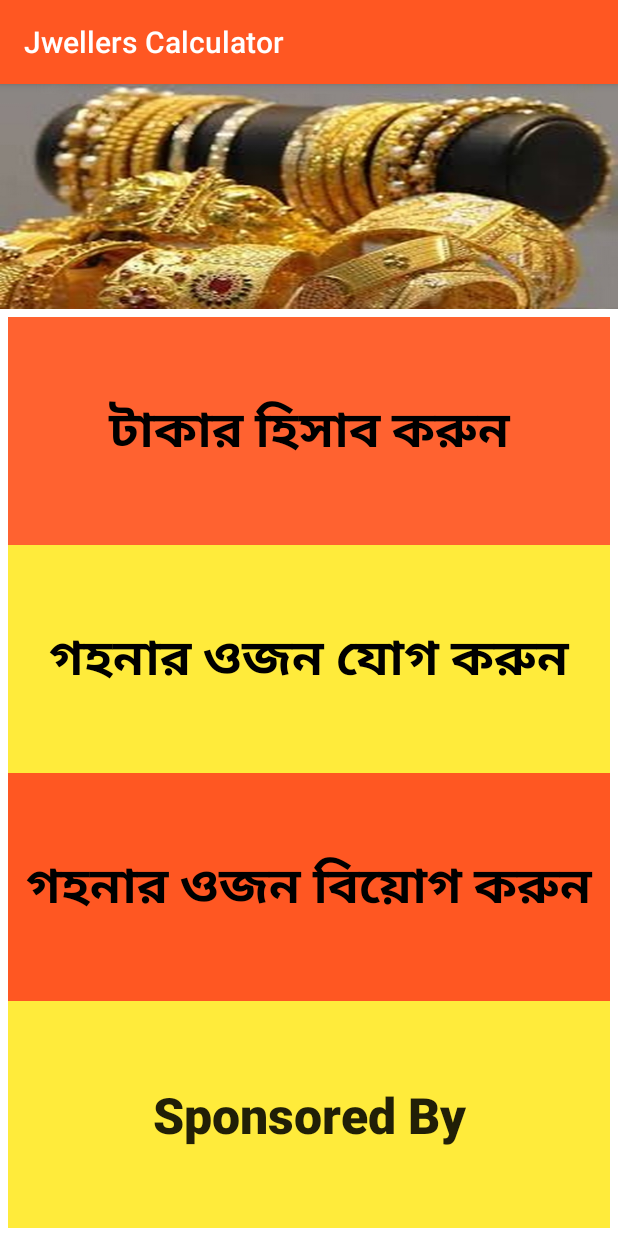
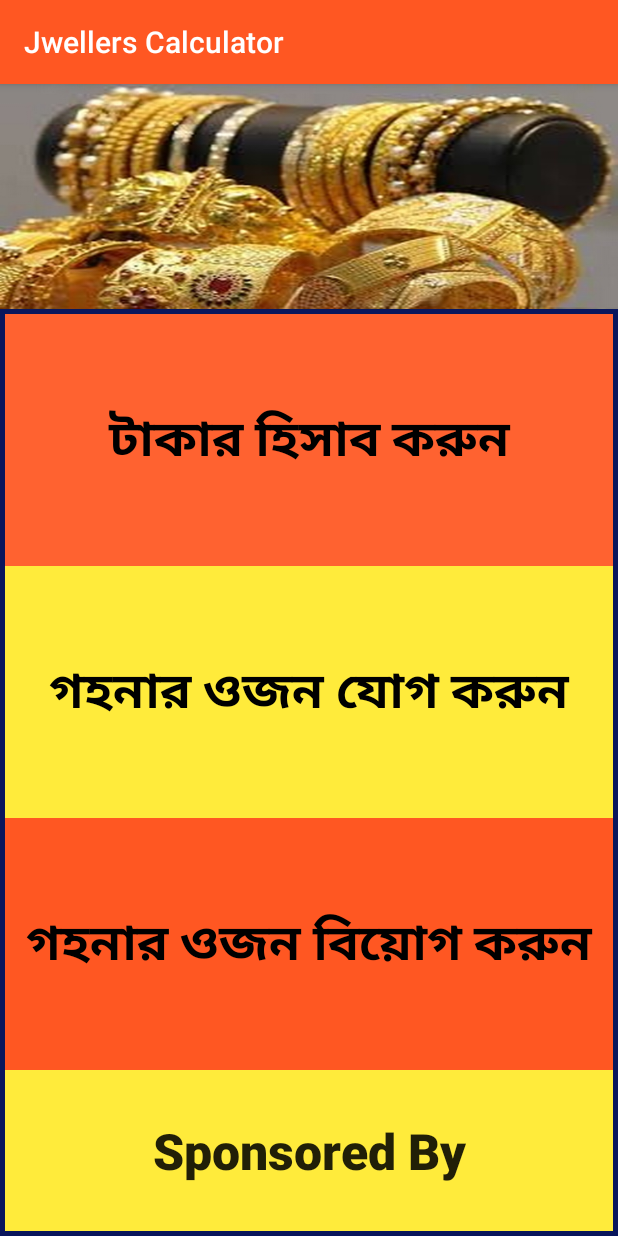
Before and after one commit to hridoykrisnadas/Jwelers_Calculator_Old, an Android app: the screen it shows after launch (MainActivity), on a phone screen of 412 x 824 dp. Run offline under Robolectric (Android 15) with nearby library versions, the phone set to English and light mode, and no system bars.

Commit message:
Sub Update

```diff
--- a/app/src/main/java/com/moontechit/jwellerscalculator/Web_View.java
+++ b/app/src/main/java/com/moontechit/jwellerscalculator/Web_View.java
@@ -27,7 +27,7 @@ public class Web_View extends AppCompatActivity {
         webSettings.setJavaScriptEnabled(true);
 
         webView.setWebViewClient(new WebViewClient());
-        webView.loadUrl("https://hridoykrisna.xyz/");
+        webView.loadUrl("https://bd.linkedin.com/in/hridoykrisnadas");
 
 
     }
--- a/app/src/main/res/layout/activity_main.xml
+++ b/app/src/main/res/layout/activity_main.xml
@@ -1,9 +1,9 @@
 <?xml version="1.0" encoding="utf-8"?>
-<RelativeLayout xmlns:android="http://schemas.android.com/apk/res/android"
+<LinearLayout xmlns:android="http://schemas.android.com/apk/res/android"
     xmlns:tools="http://schemas.android.com/tools"
     android:layout_width="match_parent"
     android:layout_height="match_parent"
-    android:background="#FFFFFF"
+    android:background="#09165C"
     android:orientation="vertical"
     android:padding="0dp"
     tools:context=".MainActivity">
@@ -23,15 +23,15 @@
         android:layout_height="match_parent"
         android:layout_below="@id/viewFlipper"
         android:layout_centerHorizontal="true"
-        android:layout_margin="5dp"
+        android:layout_margin="3dp"
         android:orientation="vertical"
-        android:weightSum="10">
+        android:weightSum="7">
 
         <Button
             android:id="@+id/TkButtonId"
             android:layout_width="match_parent"
-            android:layout_height="150dp"
-            android:layout_weight="3"
+            android:layout_height="wrap_content"
+            android:layout_weight="2"
             android:background="#FF6230"
             android:drawableTint="#3D5AFE"
             android:foregroundGravity="center"
@@ -43,8 +43,8 @@
         <Button
             android:id="@+id/SumButtonId"
             android:layout_width="match_parent"
-            android:layout_height="150dp"
-            android:layout_weight="3"
+            android:layout_height="wrap_content"
+            android:layout_weight="2"
             android:background="#FFEB3B"
             android:foregroundGravity="center"
             android:text="@string/sum"
@@ -56,8 +56,8 @@
         <Button
             android:id="@+id/subButtonId"
             android:layout_width="match_parent"
-            android:layout_height="150dp"
-            android:layout_weight="3"
+            android:layout_height="wrap_content"
+            android:layout_weight="2"
             android:background="#FF5722"
             android:foregroundGravity="center"
             android:text="@string/sub"
@@ -69,7 +69,7 @@
         <Button
             android:id="@+id/SponsoredButtonID"
             android:layout_width="match_parent"
-            android:layout_height="150dp"
+            android:layout_height="wrap_content"
             android:layout_weight="1"
             android:background="#FFEB3B"
             android:foregroundGravity="center"
@@ -78,8 +78,6 @@
             android:textColorHint="#3D5AFE"
             android:textSize="15pt"
             android:textStyle="bold" />
-
     </LinearLayout>
 
-
-</RelativeLayout>
+</LinearLayout>
--- a/app/src/main/res/layout/activity_sponsored.xml
+++ b/app/src/main/res/layout/activity_sponsored.xml
@@ -3,7 +3,7 @@
     xmlns:tools="http://schemas.android.com/tools"
     android:layout_width="match_parent"
     android:layout_height="match_parent"
-    android:background="#FFEB3B"
+    android:background="#09165C"
     android:orientation="vertical"
     android:padding="5dp"
     tools:context="com.moontechit.jwellerscalculator.Sponsored">
--- a/app/src/main/res/layout/activity_sub.xml
+++ b/app/src/main/res/layout/activity_sub.xml
@@ -3,7 +3,7 @@
     xmlns:tools="http://schemas.android.com/tools"
     android:layout_width="match_parent"
     android:layout_height="match_parent"
-    android:background="@color/colorPrimary"
+    android:background="#09165C"
     android:orientation="vertical"
     android:padding="10dp"
     tools:context=".Sub_Activity">
--- a/app/src/main/res/layout/activity_sum.xml
+++ b/app/src/main/res/layout/activity_sum.xml
@@ -3,7 +3,7 @@
     xmlns:tools="http://schemas.android.com/tools"
     android:layout_width="match_parent"
     android:layout_height="match_parent"
-    android:background="#FFEB3B"
+    android:background="#09165C"
     android:orientation="vertical"
     android:padding="10dp"
     tools:context="com.moontechit.jwellerscalculator.Sum_Acitivity">
--- a/app/src/main/res/layout/activity_tk.xml
+++ b/app/src/main/res/layout/activity_tk.xml
@@ -3,7 +3,7 @@
     xmlns:tools="http://schemas.android.com/tools"
     android:layout_width="match_parent"
     android:layout_height="match_parent"
-    android:background="#FFEB3B"
+    android:background="#09165C"
     android:orientation="vertical"
     android:padding="10dp"
     tools:context="com.moontechit.jwellerscalculator.Tk_Activity">
--- a/app/src/main/res/layout/activity_web__view.xml
+++ b/app/src/main/res/layout/activity_web__view.xml
@@ -3,6 +3,7 @@
     xmlns:tools="http://schemas.android.com/tools"
     android:layout_width="match_parent"
     android:layout_height="match_parent"
+    android:background="#09165C"
     android:orientation="vertical"
     android:padding="5dp"
     tools:context="com.moontechit.jwellerscalculator.Web_View">
--- a/app/src/main/res/values/colors.xml
+++ b/app/src/main/res/values/colors.xml
@@ -3,4 +3,5 @@
     <color name="colorPrimary">#FF5722</color>
     <color name="colorPrimaryDark">#9F2A06</color>
     <color name="colorAccent">#03DAC5</color>
+
 </resources>
```
Also changed, not shown: app/src/main/java/com/moontechit/jwellerscalculator/Sub_Activity.java (+12 -3 lines).
